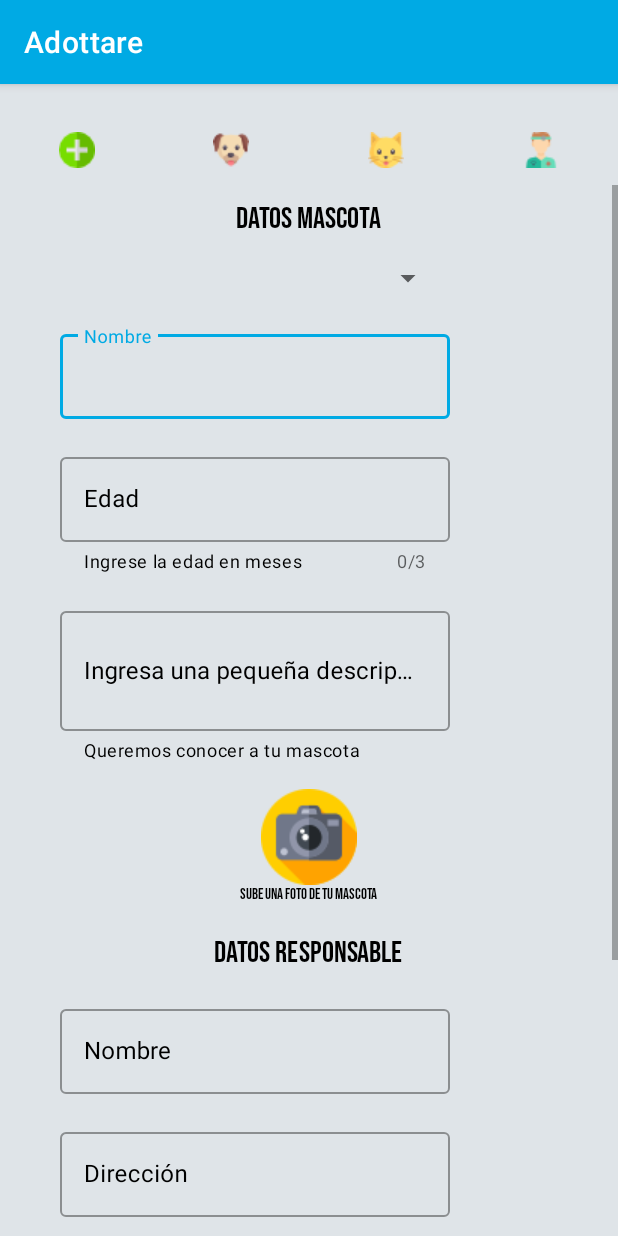
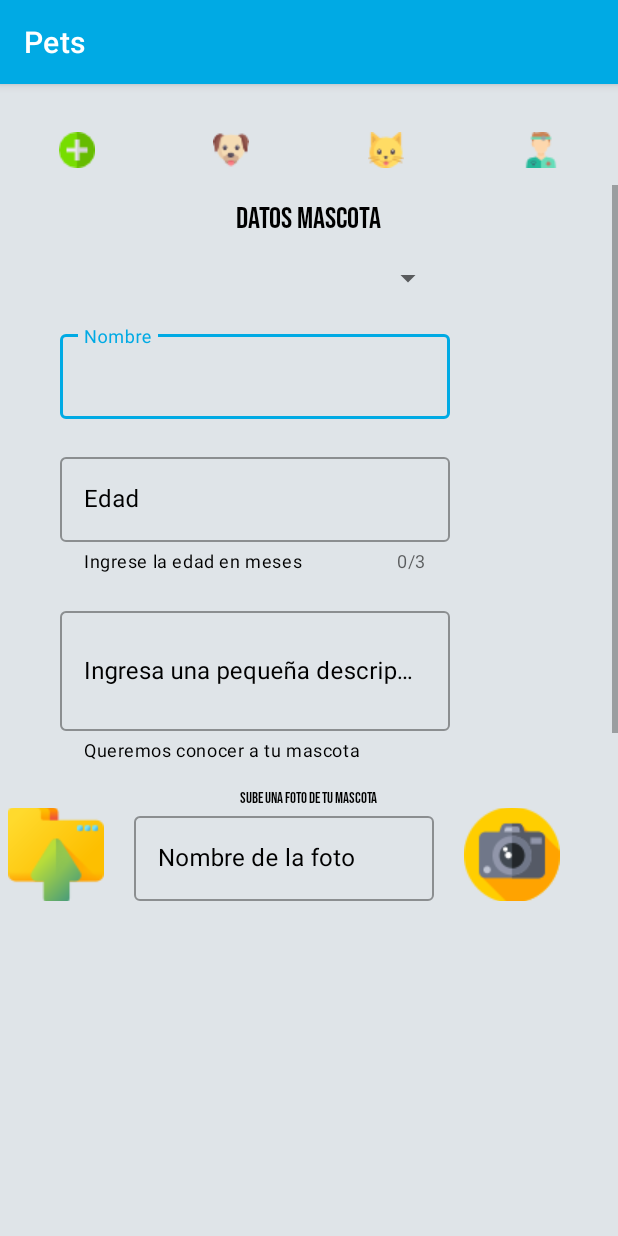
Before and after one commit to chawuala22/Pet, an Android app: the Add screen opened directly, with no data from a screen before it, on a phone screen of 412 x 824 dp. Run offline under Robolectric (Android 15) with nearby library versions, the phone set to English and light mode, and no system bars; our stand-ins replace Firebase (no records; nobody signed in at launch, a user with empty details on screens opened directly).

Commit message:
view update and enrollment logic

```diff
--- a/app/src/main/AndroidManifest.xml
+++ b/app/src/main/AndroidManifest.xml
@@ -25,11 +25,6 @@
         <activity android:name=".Dog" />
         <activity android:name=".Cat" />
         <activity android:name=".MainActivity">
-            <intent-filter>
-                <action android:name="android.intent.action.MAIN" />
-
-                <category android:name="android.intent.category.LAUNCHER" />
-            </intent-filter>
         </activity>
     </application>
 
--- a/app/src/main/java/com/example/pet/Add.java
+++ b/app/src/main/java/com/example/pet/Add.java
@@ -4,20 +4,30 @@ import androidx.annotation.NonNull;
 import androidx.annotation.Nullable;
 import androidx.appcompat.app.AppCompatActivity;
 
+import android.app.ProgressDialog;
+import android.content.ContentResolver;
 import android.content.Intent;
+import android.graphics.Bitmap;
 import android.net.Uri;
 import android.os.Bundle;
 import android.os.storage.StorageManager;
+import android.provider.MediaStore;
+import android.text.Editable;
 import android.text.TextUtils;
+import android.text.TextWatcher;
 import android.view.View;
+import android.webkit.MimeTypeMap;
 import android.widget.AdapterView;
 import android.widget.ArrayAdapter;
 import android.widget.Button;
 import android.widget.EditText;
 import android.widget.ImageButton;
+import android.widget.ImageView;
 import android.widget.Spinner;
+import android.widget.TextView;
 import android.widget.Toast;
 
+import com.google.android.gms.tasks.OnFailureListener;
 import com.google.android.gms.tasks.OnSuccessListener;
 import com.google.firebase.database.DataSnapshot;
 import com.google.firebase.database.DatabaseError;
@@ -25,9 +35,12 @@ import com.google.firebase.database.DatabaseReference;
 import com.google.firebase.database.FirebaseDatabase;
 import com.google.firebase.database.ValueEventListener;
 import com.google.firebase.storage.FirebaseStorage;
+import com.google.firebase.storage.OnProgressListener;
 import com.google.firebase.storage.StorageReference;
 import com.google.firebase.storage.UploadTask;
 
+import java.io.FileNotFoundException;
+import java.io.IOException;
 import java.util.ArrayList;
 import java.util.HashMap;
 import java.util.List;
@@ -35,18 +48,23 @@ import java.util.Map;
 
 public class Add extends AppCompatActivity {
 
-    ImageButton cat,dog,vetr,photo;
-    EditText namepet,edadpet,descripet,namepersona,direccion,email,ubicacion;
-    Button inscribirse;
+    private ImageButton cat,dog,vetr,choosephoto, uploadphoto;
+    private EditText namepet,edadpet,descripet,namepersona,direccion,email,ubicacion, choosename;
+    private ImageView iv_image;
+    private Button inscribirse;
+    private static final int GALLERY_INTENT = 1 ;
+    Uri uriImage;
+    private Spinner pet;
+    private String pet_select ="", ImageUrl;
+    private ProgressDialog progressDialog;
+    private UploadTask uploadTask;
 
-    private Spinner pet;
-    String pet_select ="";
+    //Firebase
     FirebaseDatabase database = FirebaseDatabase.getInstance();
     DatabaseReference myRef = database.getReference("Datos");
 
-    FirebaseStorage datastorage = FirebaseStorage.getInstance();
-    StorageReference mStorage =datastorage.getReference("fotos");
-    private static final int GALLERY_INTENT = 1 ;
+    FirebaseStorage storage;
+    StorageReference storageRef, imageRef;
 
     @Override
     protected void onCreate(Bundle savedInstanceState) {
@@ -56,15 +74,16 @@ public class Add extends AppCompatActivity {
         dog = findViewById(R.id.perro);
         vetr = findViewById(R.id.veterinario);
 
+        storage = FirebaseStorage.getInstance();
+        storageRef = storage.getReference();
+
         instanciar();
         buttons();
         loadtipo();
 
-
         inscribirse.setOnClickListener(new View.OnClickListener() {
             @Override
             public void onClick(View view) {
-
                 String nombre_mascota =namepet.getText().toString();
                 String edad_mascota = edadpet.getText().toString();
                 String desc_mascota =descripet.getText().toString();
@@ -73,6 +92,7 @@ public class Add extends AppCompatActivity {
                 String email_persona =email.getText().toString();
                 String ubicacion_persona =ubicacion.getText().toString();
 
+                //validacion
                 if (namepet.getText().toString().trim().equalsIgnoreCase("")){
                     edadpet.setError("Campo requerido");
                     descripet.setError("Campo requerido");
@@ -87,23 +107,116 @@ public class Add extends AppCompatActivity {
                     loadbd(nombre_mascota, edad_mascota, desc_mascota, nombre_persona, direccion_persona, email_persona, ubicacion_persona);
                     delete_data();
                 }
+            }
+        });
+
+        choosephoto.setOnClickListener(new View.OnClickListener() {
+            @Override
+            public void onClick(View view) {
+                Intent photopicker =new Intent(Intent.ACTION_PICK);
+                photopicker.setType("image/*");
+                startActivityForResult(photopicker,GALLERY_INTENT);
+            }
+        });
+
+        choosename.addTextChangedListener(new TextWatcher() {
+            @Override
+            public void beforeTextChanged(CharSequence charSequence, int i, int i1, int i2) {
+
+            }
+
+            @Override
+            public void onTextChanged(CharSequence charSequence, int i, int i1, int i2) {
+                uploadphoto.setEnabled(true);
+            }
+
+            @Override
+            public void afterTextChanged(Editable editable) {
 
             }
         });
 
-        photo.setOnClickListener(new View.OnClickListener() {
+        uploadphoto.setOnClickListener(new View.OnClickListener() {
             @Override
             public void onClick(View view) {
-                Intent intent =new Intent(Intent.ACTION_PICK);
-                intent.setType("image/*");
-                startActivityForResult(intent,GALLERY_INTENT);
+                uploadimage();
+            }
+        });
+
+    }
+
+    @Override
+    protected void onActivityResult(int requestCode, int resultCode, @Nullable Intent data) {
+        super.onActivityResult(requestCode, resultCode, data);
+
+        switch (requestCode){
+            case GALLERY_INTENT:
+                if(resultCode == RESULT_OK){
+                    uriImage = data.getData();
+
+                    try {
+                        Bitmap bitmap = MediaStore.Images.Media.getBitmap(getContentResolver(),
+                                uriImage);
+                        iv_image.setImageBitmap(bitmap);
+                    } catch (FileNotFoundException e) {
+                        e.printStackTrace();
+                    } catch (IOException e) {
+                        e.printStackTrace();
+                    }
+
+                }
+
+        }
+
+
+
+    }
+    private void uploadimage() {
+        imageRef =storageRef.child("FolderPets/"+ choosename.getText().toString()+"."+
+                GetExtension(uriImage));
+
+        progressDialog = new ProgressDialog(this);
+        progressDialog.setMax(100);
+        progressDialog.setMessage("Subiendo...");
+        progressDialog.setProgressStyle(ProgressDialog.STYLE_HORIZONTAL);
+        progressDialog.show();
+        progressDialog.setCancelable(false);
+
+        uploadTask = imageRef.putFile(uriImage);
+
+        uploadTask.addOnProgressListener(new OnProgressListener<UploadTask.TaskSnapshot>() {
+            @Override
+            public void onProgress(UploadTask.TaskSnapshot taskSnapshot) {
+                double progress= (100.0*taskSnapshot.getBytesTransferred())/taskSnapshot.getTotalByteCount();
+                progressDialog.incrementProgressBy((int)progress);
+            }
+        });
+
+        uploadTask.addOnFailureListener(new OnFailureListener() {
+            @Override
+            public void onFailure(@NonNull Exception e) {
+                Toast.makeText(getApplicationContext(),"Falló",Toast.LENGTH_LONG).show();
+                progressDialog.dismiss();
+            }
+        }).addOnSuccessListener(new OnSuccessListener<UploadTask.TaskSnapshot>() {
+            @Override
+            public void onSuccess(UploadTask.TaskSnapshot taskSnapshot) {
+                Toast.makeText(getApplicationContext(),"Se subió con exito",Toast.LENGTH_LONG).show();
+                progressDialog.dismiss();
+                imageRef.getDownloadUrl().addOnSuccessListener(new OnSuccessListener<Uri>() {
+                    @Override
+                    public void onSuccess(Uri uri) {
+                        ImageUrl = uri.toString();
+                    }
+                });
             }
         });
     }
-
-
-
-
+    private String GetExtension(Uri uriImage) {
+        ContentResolver contentResolver = getContentResolver();
+        MimeTypeMap mimeTypeMap = MimeTypeMap.getSingleton();
+        return mimeTypeMap.getExtensionFromMimeType(contentResolver.getType(uriImage));
+    }
     private void instanciar() {
         namepet = findViewById(R.id.namepet);
         edadpet= findViewById(R.id.agepet);
@@ -114,10 +227,13 @@ public class Add extends AppCompatActivity {
         ubicacion= findViewById(R.id.ciudad);
         pet=findViewById(R.id.spinnergenero);
         inscribirse= findViewById(R.id.btninscribirse);
-        photo=findViewById(R.id.foto);
+        choosephoto=findViewById(R.id.choosephoto);
+        uploadphoto=findViewById(R.id.uploadfoto);
+        choosename=findViewById(R.id.pic_name);
+        iv_image=findViewById(R.id.iv_result);
+        progressDialog = new ProgressDialog(this);
 
     }
-
     private void buttons() {
         cat.setOnClickListener(new View.OnClickListener() {
             @Override
@@ -143,7 +259,6 @@ public class Add extends AppCompatActivity {
             }
         });
     }
-
     private void delete_data() {
         namepet.setText("");
         edadpet.setText("");
@@ -153,10 +268,9 @@ public class Add extends AppCompatActivity {
         email.setText("");
         ubicacion.setText("");
     }
+    private void loadbd(String nombre_mascota, String edad_mascota, String desc_mascota, String nombre_persona, String direccion_persona, String email_persona, String ubicacion_persona) {
 
-    private void loadbd(String nombre_mascota, String edad_mascota, String desc_mascota, String nombre_persona, String direccion_persona, String email_persona, String ubicacion_persona) {
         Map<String, Object> datosinscripcion  = new HashMap<>();
-
         datosinscripcion.put("npet",nombre_mascota);
         datosinscripcion.put("apet",edad_mascota);
         datosinscripcion.put("descpet",desc_mascota);
@@ -165,10 +279,10 @@ public class Add extends AppCompatActivity {
         datosinscripcion.put("epers",email_persona);
         datosinscripcion.put("ubiper",ubicacion_persona);
         datosinscripcion.put("petSpinner",pet_select);
+        datosinscripcion.put("urlimage",ImageUrl);
 
         myRef.child("Inscripcion").push().setValue(datosinscripcion);
     }
-
     private void loadtipo(){
 
         final List<Tipo> type_pet = new ArrayList<>();
@@ -209,21 +323,4 @@ public class Add extends AppCompatActivity {
         });
 
     }
-
-    @Override
-    protected void onActivityResult(int requestCode, int resultCode, @Nullable Intent data) {
-        super.onActivityResult(requestCode, resultCode, data);
-        if(requestCode== GALLERY_INTENT && resultCode == RESULT_OK){
-
-            Uri uri = data.getData();
-            StorageReference filepath = mStorage.child("fotos").child(uri.getLastPathSegment());
-            filepath.putFile(uri).addOnSuccessListener(new OnSuccessListener<UploadTask.TaskSnapshot>() {
-                @Override
-                public void onSuccess(UploadTask.TaskSnapshot taskSnapshot) {
-                        Toast.makeText(Add.this, "Se subió con exito la foto",Toast.LENGTH_LONG).show();
-
-                }
-            });
-        }
-    }
 }
--- a/app/src/main/res/layout/activity_add.xml
+++ b/app/src/main/res/layout/activity_add.xml
@@ -82,15 +82,15 @@
             <com.google.android.material.textfield.TextInputLayout
 
                 style="@style/Widget.MaterialComponents.TextInputLayout.OutlinedBox"
-                android:layout_width="260dp"
+                android:layout_width="wrap_content"
                 android:layout_height="wrap_content"
                 android:layout_marginStart="40dp"
                 android:layout_marginTop="20dp"
+                android:hint="@string/nombre"
                 android:textColorHint="#000"
-                android:hint="@string/nombre"
-                app:endIconMode="clear_text"
                 app:boxBackgroundMode="outline"
-                app:counterMaxLength="15">
+                app:counterMaxLength="15"
+                app:endIconMode="clear_text">
 
                 <com.google.android.material.textfield.TextInputEditText
                     android:id="@+id/namepet"
@@ -130,7 +130,7 @@
             <com.google.android.material.textfield.TextInputLayout
 
                 style="@style/Widget.MaterialComponents.TextInputLayout.OutlinedBox"
-                android:layout_width="match_parent"
+                android:layout_width="260dp"
                 android:layout_height="114dp"
                 android:layout_marginStart="40dp"
                 android:layout_marginTop="20dp"
@@ -151,29 +151,74 @@
 
             </com.google.android.material.textfield.TextInputLayout>
 
-            <ImageButton
-                android:id="@+id/foto"
+            <TextView
                 android:layout_width="wrap_content"
                 android:layout_height="wrap_content"
                 android:layout_gravity="center"
                 android:layout_marginTop="10dp"
-                android:background="@android:color/transparent"
-                android:contentDescription="Inscribirse"
-                app:srcCompat="@drawable/photo" />
+                android:text="@string/subir_foto"
+                android:fontFamily="@font/bebas"
+                android:textSize="10dp"
+                android:textColor="#000" />
+
+            <LinearLayout
+                android:layout_width="match_parent"
+                android:layout_height="match_parent"
+                android:orientation="horizontal">
+
+                <ImageButton
+                    android:id="@+id/choosephoto"
+                    android:layout_width="wrap_content"
+                    android:layout_height="match_parent"
+                    android:layout_gravity="center"
+                    android:layout_marginRight="20dp"
+                    android:layout_marginLeft="5dp"
+                    android:background="@android:color/transparent"
+                    android:src="@drawable/folder" />
+
+                <com.google.android.material.textfield.TextInputLayout
+
+                    style="@style/Widget.MaterialComponents.TextInputLayout.OutlinedBox"
+                    android:layout_width="200dp"
+                    android:layout_height="wrap_content"
+                    android:hint="@string/pic"
+                    android:textColorHint="#000"
+                    app:boxBackgroundMode="outline"
+                    app:endIconMode="clear_text"
+                    app:helperTextTextColor="#000">
+
+                    <com.google.android.material.textfield.TextInputEditText
+                        android:id="@+id/pic_name"
+                        android:layout_width="200dp"
+                        android:layout_height="wrap_content"
+                        android:inputType="text">
+
+                    </com.google.android.material.textfield.TextInputEditText>
+
+                </com.google.android.material.textfield.TextInputLayout>
+
+
+                <ImageButton
+                    android:id="@+id/uploadfoto"
+                    android:layout_width="wrap_content"
+                    android:layout_height="match_parent"
+                    android:layout_marginLeft="20dp"
+                    android:background="@android:color/transparent"
+                    android:contentDescription="Inscribirse"
+                    app:srcCompat="@drawable/photo" />
+
+
+            </LinearLayout>
+
+            <ImageView
+                android:layout_width="410dp"
+                android:layout_height="410dp"
+                android:id="@+id/iv_result"/>
 
             <TextView
                 android:layout_width="wrap_content"
                 android:layout_height="wrap_content"
                 android:layout_gravity="center"
-                android:text="@string/subir_foto"
-                android:fontFamily="@font/bebas"
-                android:textSize="10dp"
-                android:textColor="#000" />
-            <TextView
-                android:layout_width="wrap_content"
-                android:layout_height="wrap_content"
-                android:layout_gravity="center"
-                android:layout_marginTop="20dp"
                 android:text="@string/datos_responsable"
                 android:fontFamily="@font/bebas"
                 android:textSize="20dp"
@@ -182,7 +227,7 @@
             <com.google.android.material.textfield.TextInputLayout
 
                 style="@style/Widget.MaterialComponents.TextInputLayout.OutlinedBox"
-                android:layout_width="match_parent"
+                android:layout_width="260dp"
                 android:layout_height="wrap_content"
                 android:layout_marginStart="40dp"
                 android:layout_marginTop="20dp"
@@ -205,7 +250,7 @@
             <com.google.android.material.textfield.TextInputLayout
 
                 style="@style/Widget.MaterialComponents.TextInputLayout.OutlinedBox"
-                android:layout_width="match_parent"
+                android:layout_width="260dp"
                 android:layout_height="wrap_content"
                 android:layout_marginStart="40dp"
                 android:layout_marginTop="20dp"
@@ -228,13 +273,13 @@
             <com.google.android.material.textfield.TextInputLayout
 
                 style="@style/Widget.MaterialComponents.TextInputLayout.OutlinedBox"
-                android:layout_width="match_parent"
+                android:layout_width="260dp"
                 android:layout_height="wrap_content"
                 android:layout_marginStart="40dp"
                 android:layout_marginTop="10dp"
                 android:hint="@string/email"
+                android:textColorHint="#000"
                 app:boxBackgroundMode="outline"
-                android:textColorHint="#000"
                 app:counterMaxLength="15">
 
                 <com.google.android.material.textfield.TextInputEditText
@@ -250,7 +295,7 @@
             <com.google.android.material.textfield.TextInputLayout
 
                 style="@style/Widget.MaterialComponents.TextInputLayout.OutlinedBox"
-                android:layout_width="match_parent"
+                android:layout_width="260dp"
                 android:layout_height="wrap_content"
                 android:layout_marginStart="40dp"
                 app:endIconMode="clear_text"
@@ -281,6 +326,7 @@
                 android:background="@drawable/bordes_redondos"
                 android:fontFamily="@font/bebas"
                 android:text="@string/inscribir"
+                android:layout_marginBottom="5dp"
                 android:textSize="20dp" />
 
 
--- a/app/src/main/res/values/strings.xml
+++ b/app/src/main/res/values/strings.xml
@@ -1,5 +1,5 @@
 <resources>
-    <string name="app_name">Adottare</string>
+    <string name="app_name">Pets</string>
     <string name="inscribir">Inscribirse</string>
     <string name="edad">Edad</string>
     <string name="datos_mascota">Datos mascota</string>
@@ -12,4 +12,5 @@
     <string name="subir_foto">Sube una foto de tu mascota</string>
     <string name="bienvenido">Hola, Bienvenido a Adottare</string>
     <string name="caption">Aquí podras encontrar una mascota para ti!</string>
+    <string name="pic">Nombre de la foto</string>
 </resources>
```
Also changed, not shown: app/src/main/res/drawable/folder.png (added).
